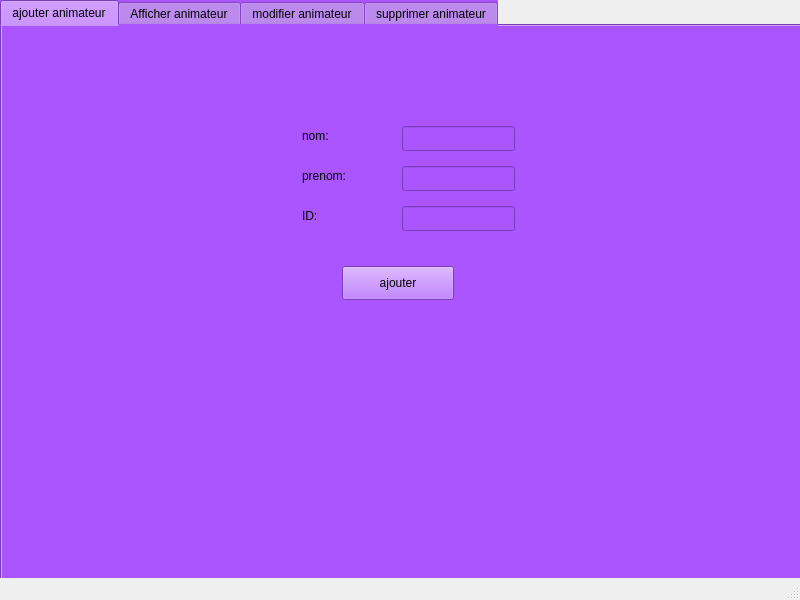
Before: the Qt Designer form mainwindow.ui in dina-boughanmi/projet-C-, drawn with Qt 5.
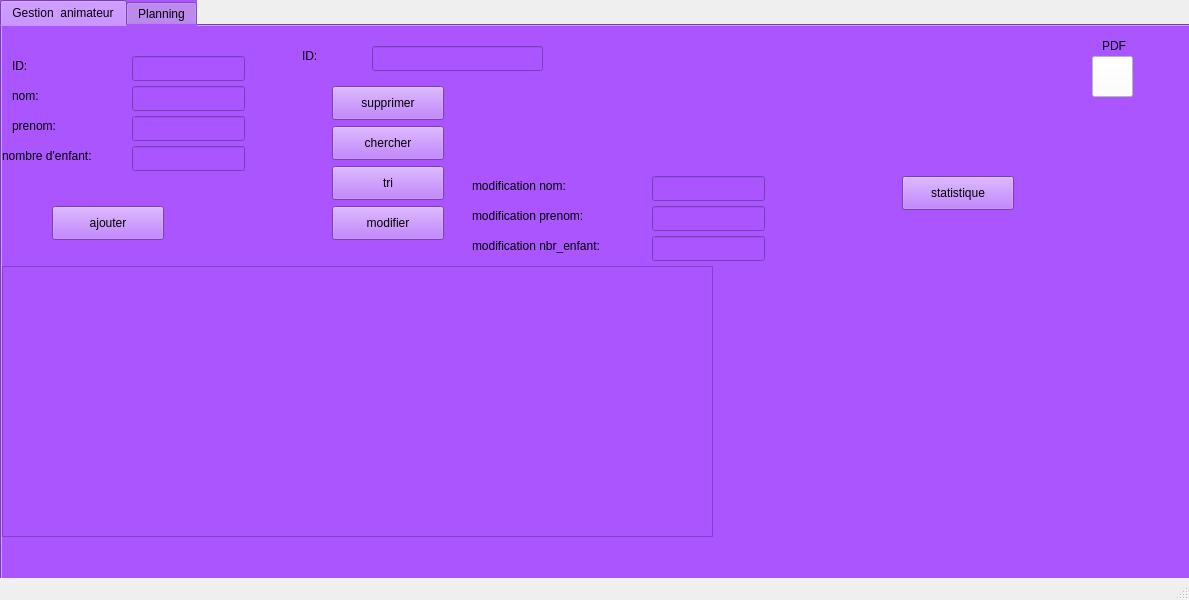
After: the same form once the commit is applied. The open tabs and pages were chosen to show the change. Icons and pictures are not drawn.

Diff of the .ui file:
```diff
--- a/mainwindow.ui
+++ b/mainwindow.ui
@@ -6,7 +6,7 @@
    <rect>
     <x>0</x>
     <y>0</y>
-    <width>800</width>
+    <width>1189</width>
     <height>600</height>
    </rect>
   </property>
@@ -14,12 +14,12 @@
    <string>MainWindow</string>
   </property>
   <widget class="QWidget" name="centralwidget">
-   <widget class="QTabWidget" name="tabWidget">
+   <widget class="QTabWidget" name="PLANNING">
     <property name="geometry">
      <rect>
       <x>0</x>
       <y>0</y>
-      <width>811</width>
+      <width>1191</width>
       <height>621</height>
      </rect>
     </property>
@@ -27,17 +27,17 @@
      <string notr="true">background-color: rgb(170, 85, 255);</string>
     </property>
     <property name="currentIndex">
-     <number>3</number>
+     <number>0</number>
     </property>
     <widget class="QWidget" name="tab">
      <attribute name="title">
-      <string>ajouter animateur</string>
+      <string>Gestion  animateur</string>
      </attribute>
      <widget class="QLabel" name="label">
       <property name="geometry">
        <rect>
-        <x>300</x>
-        <y>100</y>
+        <x>10</x>
+        <y>60</y>
         <width>71</width>
         <height>20</height>
        </rect>
@@ -49,8 +49,8 @@
      <widget class="QLabel" name="label_2">
       <property name="geometry">
        <rect>
-        <x>300</x>
-        <y>140</y>
+        <x>10</x>
+        <y>90</y>
         <width>69</width>
         <height>20</height>
        </rect>
@@ -62,8 +62,8 @@
      <widget class="QLabel" name="label_4">
       <property name="geometry">
        <rect>
-        <x>300</x>
-        <y>180</y>
+        <x>10</x>
+        <y>30</y>
         <width>69</width>
         <height>20</height>
        </rect>
@@ -75,8 +75,8 @@
      <widget class="QLineEdit" name="lineEdit_nom">
       <property name="geometry">
        <rect>
-        <x>400</x>
-        <y>100</y>
+        <x>130</x>
+        <y>60</y>
         <width>113</width>
         <height>25</height>
        </rect>
@@ -89,8 +89,8 @@
      <widget class="QLineEdit" name="lineEdit_prenom">
       <property name="geometry">
        <rect>
-        <x>400</x>
-        <y>140</y>
+        <x>130</x>
+        <y>90</y>
         <width>113</width>
         <height>25</height>
        </rect>
@@ -102,8 +102,8 @@
      <widget class="QLineEdit" name="lineEdit_id">
       <property name="geometry">
        <rect>
-        <x>400</x>
-        <y>180</y>
+        <x>130</x>
+        <y>30</y>
         <width>113</width>
         <height>25</height>
        </rect>
@@ -115,8 +115,8 @@
      <widget class="QPushButton" name="ajouter">
       <property name="geometry">
        <rect>
-        <x>340</x>
-        <y>240</y>
+        <x>50</x>
+        <y>180</y>
         <width>112</width>
         <height>34</height>
        </rect>
@@ -125,129 +125,22 @@
        <string>ajouter</string>
       </property>
      </widget>
-    </widget>
-    <widget class="QWidget" name="tab_3">
-     <attribute name="title">
-      <string>Afficher animateur</string>
-     </attribute>
      <widget class="QTableView" name="tab_animateur">
       <property name="geometry">
        <rect>
         <x>0</x>
-        <y>0</y>
-        <width>801</width>
-        <height>521</height>
+        <y>240</y>
+        <width>711</width>
+        <height>271</height>
        </rect>
       </property>
      </widget>
-    </widget>
-    <widget class="QWidget" name="widget">
-     <attribute name="title">
-      <string>modifier animateur</string>
-     </attribute>
-     <widget class="QLabel" name="label_5">
+     <widget class="QLineEdit" name="l_id">
       <property name="geometry">
        <rect>
-        <x>200</x>
-        <y>90</y>
-        <width>69</width>
-        <height>20</height>
-       </rect>
-      </property>
-      <property name="text">
-       <string>ID:</string>
-      </property>
-     </widget>
-     <widget class="QLabel" name="label_6">
-      <property name="geometry">
-       <rect>
-        <x>150</x>
-        <y>140</y>
-        <width>141</width>
-        <height>20</height>
-       </rect>
-      </property>
-      <property name="text">
-       <string>modification nom:</string>
-      </property>
-     </widget>
-     <widget class="QPushButton" name="pushButton_2">
-      <property name="geometry">
-       <rect>
-        <x>270</x>
-        <y>330</y>
-        <width>111</width>
-        <height>31</height>
-       </rect>
-      </property>
-      <property name="styleSheet">
-       <string notr="true"/>
-      </property>
-      <property name="text">
-       <string>nom</string>
-      </property>
-     </widget>
-     <widget class="QPushButton" name="pushButton_3">
-      <property name="geometry">
-       <rect>
-        <x>270</x>
-        <y>380</y>
-        <width>111</width>
-        <height>31</height>
-       </rect>
-      </property>
-      <property name="styleSheet">
-       <string notr="true"/>
-      </property>
-      <property name="text">
-       <string>prenom</string>
-      </property>
-     </widget>
-     <widget class="QLineEdit" name="lineEdit_5">
-      <property name="geometry">
-       <rect>
-        <x>320</x>
-        <y>90</y>
-        <width>191</width>
-        <height>25</height>
-       </rect>
-      </property>
-      <property name="styleSheet">
-       <string notr="true">background-color: rgb(170, 85, 255);</string>
-      </property>
-     </widget>
-     <widget class="QLineEdit" name="lineEdit_6">
-      <property name="geometry">
-       <rect>
-        <x>320</x>
-        <y>140</y>
-        <width>191</width>
-        <height>25</height>
-       </rect>
-      </property>
-      <property name="styleSheet">
-       <string notr="true">background-color: rgb(170, 85, 255);</string>
-      </property>
-     </widget>
-     <widget class="QLabel" name="label_15">
-      <property name="geometry">
-       <rect>
-        <x>150</x>
-        <y>190</y>
+        <x>370</x>
+        <y>20</y>
         <width>171</width>
-        <height>20</height>
-       </rect>
-      </property>
-      <property name="text">
-       <string>modification prenom:</string>
-      </property>
-     </widget>
-     <widget class="QLineEdit" name="lineEdit_9">
-      <property name="geometry">
-       <rect>
-        <x>320</x>
-        <y>180</y>
-        <width>191</width>
         <height>25</height>
        </rect>
       </property>
@@ -255,11 +148,63 @@
        <string notr="true">background-color: rgb(170, 85, 255);</string>
       </property>
      </widget>
+     <widget class="QLabel" name="label_7">
+      <property name="geometry">
+       <rect>
+        <x>300</x>
+        <y>20</y>
+        <width>69</width>
+        <height>20</height>
+       </rect>
+      </property>
+      <property name="text">
+       <string>ID:</string>
+      </property>
+     </widget>
+     <widget class="QPushButton" name="chercher">
+      <property name="geometry">
+       <rect>
+        <x>330</x>
+        <y>100</y>
+        <width>112</width>
+        <height>34</height>
+       </rect>
+      </property>
+      <property name="text">
+       <string>chercher</string>
+      </property>
+     </widget>
+     <widget class="QPushButton" name="supprimer">
+      <property name="geometry">
+       <rect>
+        <x>330</x>
+        <y>60</y>
+        <width>112</width>
+        <height>34</height>
+       </rect>
+      </property>
+      <property name="text">
+       <string>supprimer</string>
+      </property>
+     </widget>
+     <widget class="QPushButton" name="tri">
+      <property name="geometry">
+       <rect>
+        <x>330</x>
+        <y>140</y>
+        <width>112</width>
+        <height>34</height>
+       </rect>
+      </property>
+      <property name="text">
+       <string>tri</string>
+      </property>
+     </widget>
      <widget class="QPushButton" name="modifier">
       <property name="geometry">
        <rect>
-        <x>560</x>
-        <y>140</y>
+        <x>330</x>
+        <y>180</y>
         <width>112</width>
         <height>34</height>
        </rect>
@@ -268,61 +213,254 @@
        <string>modifier</string>
       </property>
      </widget>
-    </widget>
-    <widget class="QWidget" name="tab_2">
-     <attribute name="title">
-      <string>supprimer animateur</string>
-     </attribute>
-     <widget class="QLabel" name="label_7">
+     <widget class="QLabel" name="label_3">
       <property name="geometry">
        <rect>
-        <x>420</x>
+        <x>470</x>
         <y>150</y>
-        <width>41</width>
+        <width>131</width>
         <height>20</height>
        </rect>
       </property>
       <property name="text">
-       <string>ID:</string>
+       <string>modification nom:</string>
       </property>
      </widget>
-     <widget class="QLineEdit" name="l_id">
+     <widget class="QLabel" name="label_8">
       <property name="geometry">
        <rect>
-        <x>490</x>
-        <y>140</y>
+        <x>470</x>
+        <y>180</y>
         <width>161</width>
+        <height>20</height>
+       </rect>
+      </property>
+      <property name="text">
+       <string>modification prenom:</string>
+      </property>
+     </widget>
+     <widget class="QLineEdit" name="nom_m">
+      <property name="geometry">
+       <rect>
+        <x>650</x>
+        <y>150</y>
+        <width>113</width>
         <height>25</height>
+       </rect>
+      </property>
+      <property name="styleSheet">
+       <string notr="true">
+background-color: rgb(170, 85, 255);</string>
+      </property>
+     </widget>
+     <widget class="QLineEdit" name="prenom_m">
+      <property name="geometry">
+       <rect>
+        <x>650</x>
+        <y>180</y>
+        <width>113</width>
+        <height>25</height>
+       </rect>
+      </property>
+      <property name="styleSheet">
+       <string notr="true">
+background-color: rgb(170, 85, 255);</string>
+      </property>
+     </widget>
+     <widget class="QPushButton" name="pdf">
+      <property name="geometry">
+       <rect>
+        <x>1090</x>
+        <y>30</y>
+        <width>41</width>
+        <height>41</height>
        </rect>
       </property>
       <property name="styleSheet">
        <string notr="true">background-color: rgb(255, 255, 255);</string>
       </property>
+      <property name="text">
+       <string/>
+      </property>
+      <property name="icon">
+       <iconset>
+        <normaloff>../vecteezy_download-pdf-icon-template-black-color-editable-download_6692987.jpg</normaloff>../vecteezy_download-pdf-icon-template-black-color-editable-download_6692987.jpg</iconset>
+      </property>
      </widget>
-     <widget class="QPushButton" name="supprimer">
+     <widget class="QLabel" name="label_5">
       <property name="geometry">
        <rect>
-        <x>570</x>
-        <y>240</y>
+        <x>1100</x>
+        <y>10</y>
+        <width>31</width>
+        <height>20</height>
+       </rect>
+      </property>
+      <property name="text">
+       <string>PDF</string>
+      </property>
+     </widget>
+     <widget class="QLabel" name="label_6">
+      <property name="geometry">
+       <rect>
+        <x>0</x>
+        <y>120</y>
         <width>121</width>
-        <height>31</height>
+        <height>20</height>
        </rect>
       </property>
       <property name="text">
-       <string>supprimer</string>
+       <string>nombre d'enfant:</string>
       </property>
      </widget>
-     <widget class="QPushButton" name="chercher">
+     <widget class="QLineEdit" name="l_nbrenfant">
+      <property name="geometry">
+       <rect>
+        <x>130</x>
+        <y>120</y>
+        <width>113</width>
+        <height>25</height>
+       </rect>
+      </property>
+      <property name="styleSheet">
+       <string notr="true">background-color: rgb(170, 85, 255);</string>
+      </property>
+     </widget>
+     <widget class="QLabel" name="label_9">
+      <property name="geometry">
+       <rect>
+        <x>470</x>
+        <y>210</y>
+        <width>191</width>
+        <height>20</height>
+       </rect>
+      </property>
+      <property name="text">
+       <string>modification nbr_enfant:</string>
+      </property>
+     </widget>
+     <widget class="QLineEdit" name="l_m_nbr">
+      <property name="geometry">
+       <rect>
+        <x>650</x>
+        <y>210</y>
+        <width>113</width>
+        <height>25</height>
+       </rect>
+      </property>
+      <property name="styleSheet">
+       <string notr="true">
+background-color: rgb(170, 85, 255);</string>
+      </property>
+     </widget>
+     <widget class="QPushButton" name="statistique">
+      <property name="geometry">
+       <rect>
+        <x>900</x>
+        <y>150</y>
+        <width>112</width>
+        <height>34</height>
+       </rect>
+      </property>
+      <property name="text">
+       <string>statistique</string>
+      </property>
+     </widget>
+    </widget>
+    <widget class="QWidget" name="tab_2">
+     <attribute name="title">
+      <string>Planning</string>
+     </attribute>
+     <widget class="QLabel" name="label_10">
+      <property name="geometry">
+       <rect>
+        <x>40</x>
+        <y>70</y>
+        <width>151</width>
+        <height>20</height>
+       </rect>
+      </property>
+      <property name="text">
+       <string>nom de l'animateur:</string>
+      </property>
+     </widget>
+     <widget class="QLineEdit" name="l_nom_anim">
+      <property name="geometry">
+       <rect>
+        <x>200</x>
+        <y>70</y>
+        <width>211</width>
+        <height>25</height>
+       </rect>
+      </property>
+     </widget>
+     <widget class="QTableView" name="tab_plannig">
+      <property name="geometry">
+       <rect>
+        <x>30</x>
+        <y>180</y>
+        <width>511</width>
+        <height>291</height>
+       </rect>
+      </property>
+     </widget>
+     <widget class="QTableView" name="tab_details">
       <property name="geometry">
        <rect>
         <x>570</x>
-        <y>300</y>
+        <y>180</y>
+        <width>601</width>
+        <height>291</height>
+       </rect>
+      </property>
+     </widget>
+     <widget class="QLabel" name="label_11">
+      <property name="geometry">
+       <rect>
+        <x>700</x>
+        <y>80</y>
+        <width>91</width>
+        <height>20</height>
+       </rect>
+      </property>
+      <property name="text">
+       <string>id_emission:</string>
+      </property>
+     </widget>
+     <widget class="QLineEdit" name="l_id_emiss">
+      <property name="geometry">
+       <rect>
+        <x>810</x>
+        <y>80</y>
+        <width>211</width>
+        <height>25</height>
+       </rect>
+      </property>
+     </widget>
+     <widget class="QPushButton" name="planning">
+      <property name="geometry">
+       <rect>
+        <x>150</x>
+        <y>120</y>
         <width>112</width>
         <height>34</height>
        </rect>
       </property>
       <property name="text">
-       <string>chercher</string>
+       <string>planning</string>
+      </property>
+     </widget>
+     <widget class="QPushButton" name="details">
+      <property name="geometry">
+       <rect>
+        <x>790</x>
+        <y>130</y>
+        <width>112</width>
+        <height>34</height>
+       </rect>
+      </property>
+      <property name="text">
+       <string>details</string>
       </property>
      </widget>
     </widget>
@@ -333,7 +471,7 @@
     <rect>
      <x>0</x>
      <y>0</y>
-     <width>800</width>
+     <width>1189</width>
      <height>30</height>
     </rect>
    </property>
```
